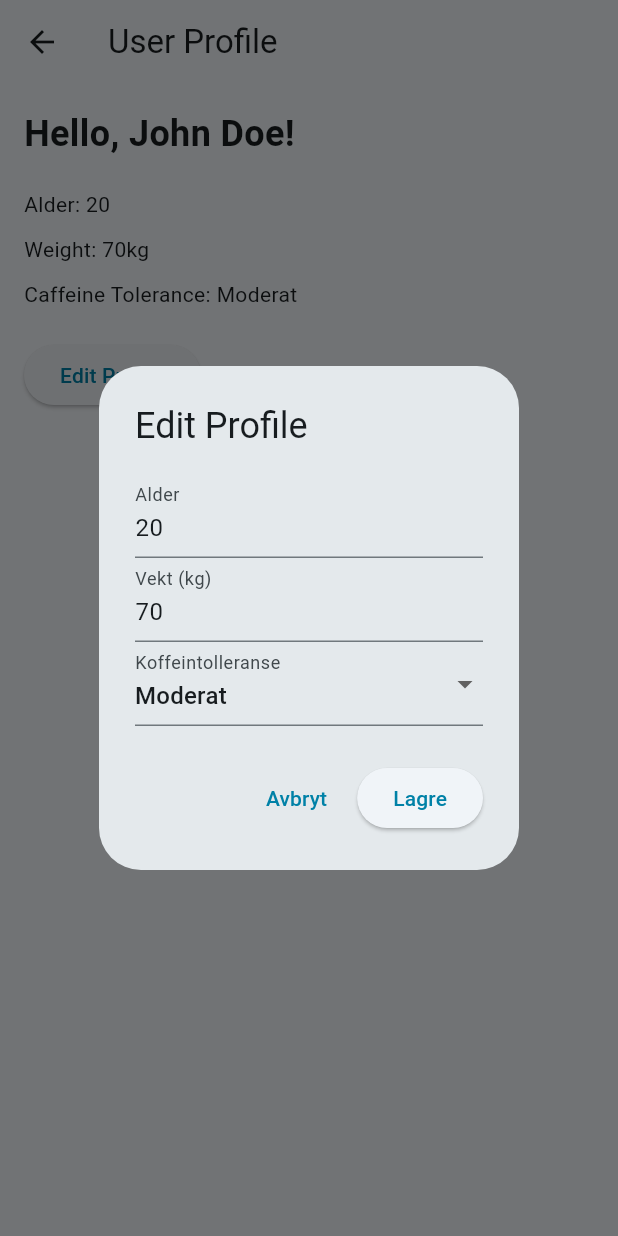
After one commit to quarc0o/caffeine_tracker_app, a Flutter app: the UserProfile screen opened directly, after a tap on "Edit Profile", on a phone screen of 412 x 824 dp. The commit adds this screen. Run offline on Flutter 3.47's test engine with Material 2 defaults, Android fonts, the phone set to English and light mode, and no system bars; our stand-ins replace firebase_auth, firebase_core, firebase_database, fl_chart, fluttertoast; accounts and stored records are empty.

Commit message:
profile change settings

```diff
--- a/lib/firebase.dart
+++ b/lib/firebase.dart
@@ -82,4 +82,35 @@ class FirebaseFunctions {
       print("Failed to delete drink: $error");
     });
   }
+
+  void updateOrSetUserAge({required String userId, required int age}) {
+    final userRef = databaseReference.child('users').child(userId);
+
+    userRef.update({'age': age}).then((_) {
+      print("User age updated/created successfully!");
+    }).catchError((error) {
+      print("Failed to update/create user age: $error");
+    });
+  }
+
+  void updateOrSetUserWeight({required String userId, required int weight}) {
+    final userRef = databaseReference.child('users').child(userId);
+
+    userRef.update({'weight': weight}).then((_) {
+      print("User weight updated/created successfully!");
+    }).catchError((error) {
+      print("Failed to update/create user weight: $error");
+    });
+  }
+
+  void updateOrSetUserAlcoholTolerance(
+      {required String userId, required String alcoholTolerance}) {
+    final userRef = databaseReference.child('users').child(userId);
+
+    userRef.update({'alcohol_tolerance': alcoholTolerance}).then((_) {
+      print("User alcohol tolerance updated/created successfully!");
+    }).catchError((error) {
+      print("Failed to update/create user alcohol tolerance: $error");
+    });
+  }
 }
--- a/lib/models/UserModel.dart
+++ b/lib/models/UserModel.dart
@@ -4,6 +4,9 @@ class UserModel {
   final String id;
   final String name;
   final String email;
+  int? weight;
+  int? age;
+  String? toleranse;
   List<Drink>? drinks;
 
   UserModel(
--- a/lib/providers/UserProvider.dart
+++ b/lib/providers/UserProvider.dart
@@ -83,6 +83,38 @@ class UserProvider extends ChangeNotifier {
     notifyListeners();
   }
 
+  Future<void> setUserAge(int age) async {
+    if (_currentUser == null || _currentUser!.id.isEmpty) {
+      print("No user found");
+      return;
+    }
+    FirebaseFunctions().updateOrSetUserAge(userId: _currentUser!.id, age: age);
+    _currentUser!.age = age;
+    notifyListeners();
+  }
+
+  Future<void> setUserWeight(int weight) async {
+    if (_currentUser == null || _currentUser!.id.isEmpty) {
+      print("No user found");
+      return;
+    }
+    FirebaseFunctions()
+        .updateOrSetUserWeight(userId: _currentUser!.id, weight: weight);
+    _currentUser!.weight = weight;
+    notifyListeners();
+  }
+
+  Future<void> setUserAlcoholTolerance(String tolerance) async {
+    if (_currentUser == null || _currentUser!.id.isEmpty) {
+      print("No user found");
+      return;
+    }
+    FirebaseFunctions().updateOrSetUserAlcoholTolerance(
+        userId: _currentUser!.id, alcoholTolerance: tolerance);
+    _currentUser!.toleranse = tolerance;
+    notifyListeners();
+  }
+
   void signOut() {
     _auth.signOut();
     _currentUser = null;
--- /dev/null
+++ b/lib/views/UserProfile.dart
@@ -0,0 +1,136 @@
+import 'package:flutter/material.dart';
+import 'package:provider/provider.dart';
+
+import '../providers/UserProvider.dart';
+
+class UserProfile extends StatefulWidget {
+  const UserProfile({Key? key}) : super(key: key);
+
+  @override
+  State<UserProfile> createState() => _UserProfileState();
+}
+
+class _UserProfileState extends State<UserProfile> {
+  String? name = "John Doe"; // Replace this with actual data
+  int? age = 20;
+  int? weight = 70;
+  String? caffeineTolerance = "Moderat";
+
+  @override
+  Widget build(BuildContext context) {
+    return Scaffold(
+      appBar: AppBar(
+        title: Text("User Profile"),
+        leading: IconButton(
+          icon: Icon(Icons.arrow_back),
+          onPressed: () {
+            Navigator.of(context).pop();
+          },
+        ),
+      ),
+      body: Padding(
+        padding: const EdgeInsets.all(16.0),
+        child: Column(
+          crossAxisAlignment: CrossAxisAlignment.start,
+          children: [
+            Text(
+              "Hello, $name!",
+              style: TextStyle(
+                fontSize: 24,
+                fontWeight: FontWeight.bold,
+              ),
+            ),
+            SizedBox(height: 20),
+            Text("Alder: $age"),
+            SizedBox(height: 10),
+            Text("Weight: ${weight}kg"),
+            SizedBox(height: 10),
+            Text("Caffeine Tolerance: $caffeineTolerance"),
+            SizedBox(height: 20),
+            ElevatedButton(
+              onPressed: _showEditProfileDialog,
+              child: Text("Edit Profile"),
+            ),
+          ],
+        ),
+      ),
+    );
+  }
+
+  void _showEditProfileDialog() {
+    final userProvider = Provider.of<UserProvider>(context, listen: false);
+    showDialog(
+      context: context,
+      builder: (context) {
+        return AlertDialog(
+          title: Text("Edit Profile"),
+          content: Column(
+            mainAxisSize: MainAxisSize.min,
+            children: [
+              TextFormField(
+                initialValue: age?.toString(),
+                keyboardType: TextInputType.number,
+                decoration: InputDecoration(
+                  labelText: "Alder",
+                ),
+                onChanged: (value) {
+                  age = int.tryParse(value);
+                },
+              ),
+              TextFormField(
+                initialValue: weight?.toString(),
+                keyboardType: TextInputType.number,
+                decoration: InputDecoration(
+                  labelText: "Vekt (kg)",
+                ),
+                onChanged: (value) {
+                  weight = int.tryParse(value);
+                },
+              ),
+              DropdownButtonFormField<String>(
+                value: caffeineTolerance,
+                items: ["Lav", "Moderat", "Høy"].map((String value) {
+                  return DropdownMenuItem<String>(
+                    value: value,
+                    child: Text(value),
+                  );
+                }).toList(),
+                onChanged: (newValue) {
+                  setState(() {
+                    caffeineTolerance = newValue;
+                  });
+                },
+                decoration: InputDecoration(
+                  labelText: "Koffeintolleranse",
+                ),
+              ),
+            ],
+          ),
+          actions: [
+            TextButton(
+              onPressed: () {
+                Navigator.of(context).pop();
+              },
+              child: Text("Avbryt"),
+            ),
+            ElevatedButton(
+              onPressed: () {
+                Navigator.of(context).pop();
+                if (age != null) {
+                  userProvider.setUserAge(age!);
+                }
+                if (weight != null) {
+                  userProvider.setUserWeight(weight!);
+                }
+                if (caffeineTolerance != null) {
+                  userProvider.setUserAlcoholTolerance(caffeineTolerance!);
+                }
+              },
+              child: Text("Lagre"),
+            ),
+          ],
+        );
+      },
+    );
+  }
+}
```
Also changed, not shown: lib/views/HomeScreen.dart (+24 -4 lines).
